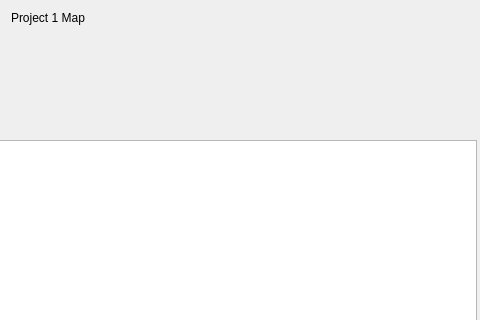
William-Hill/GeoQtProject1, file Project1/projectwidget.ui: the form before one commit; both pictures show x 279 to 759 and y 0 to 320 of the 759 by 578 pixel window.
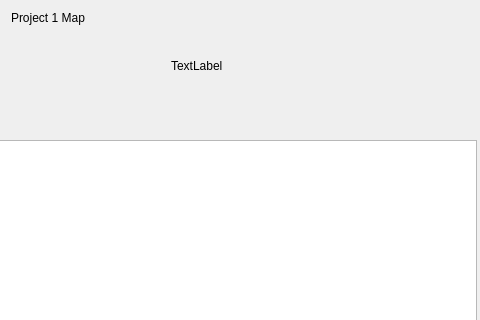
The form after the commit. Custom widgets are drawn as their Qt base class.

Diff of the .ui file:
```diff
--- a/Project1/projectwidget.ui
+++ b/Project1/projectwidget.ui
@@ -36,6 +36,19 @@
     <string>Project 1 Map</string>
    </property>
   </widget>
+  <widget class="QLabel" name="label_2">
+   <property name="geometry">
+    <rect>
+     <x>450</x>
+     <y>50</y>
+     <width>301</width>
+     <height>31</height>
+    </rect>
+   </property>
+   <property name="text">
+    <string>TextLabel</string>
+   </property>
+  </widget>
  </widget>
  <layoutdefault spacing="6" margin="11"/>
  <customwidgets>
```
